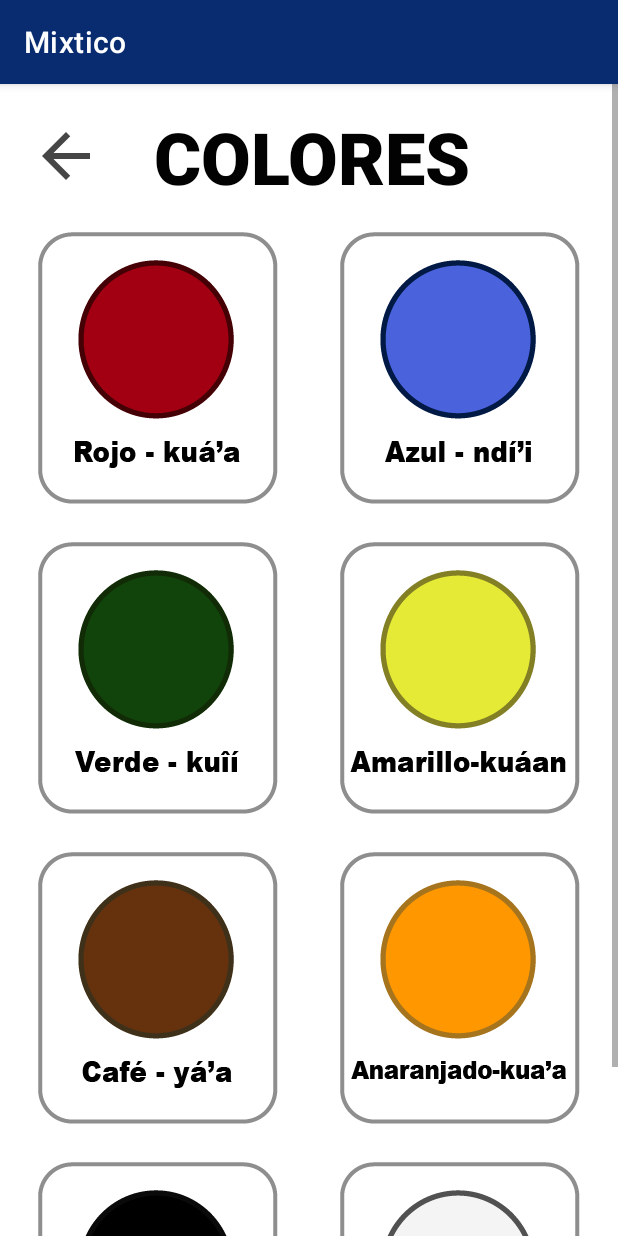
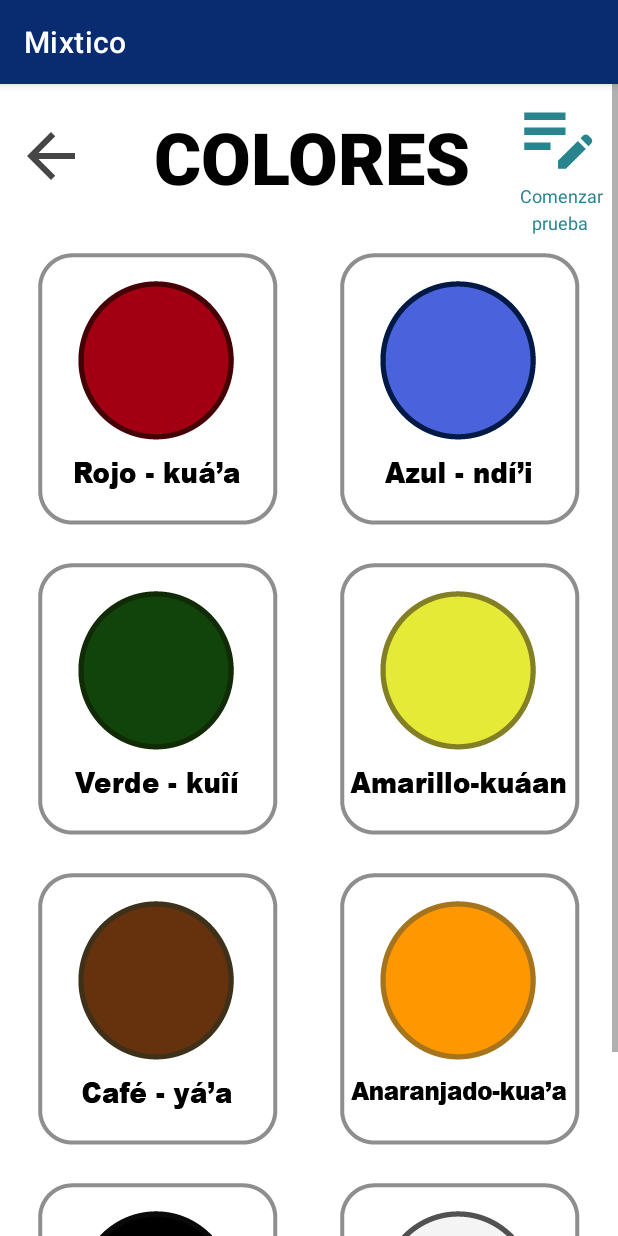
Before and after one commit to JorgeAR23/Mixtico, an Android app: the ColoresLP screen opened directly, with no data from a screen before it, on a phone screen of 412 x 824 dp. Run offline under Robolectric (Android 15) with nearby library versions, the phone set to English and light mode, and no system bars.

Commit message:
Agregue boton de Colores a Prueba

```diff
--- a/app/src/main/AndroidManifest.xml
+++ b/app/src/main/AndroidManifest.xml
@@ -22,6 +22,7 @@
             android:exported="false" />
         <activity
             android:name=".MainActivity"
+            android:screenOrientation="portrait"
             android:exported="true">
             <intent-filter>
                 <action android:name="android.intent.action.MAIN" />
--- /dev/null
+++ b/app/src/main/res/drawable/sound.xml
@@ -0,0 +1,5 @@
+<vector android:autoMirrored="true" android:height="24dp"
+    android:tint="#474646" android:viewportHeight="24"
+    android:viewportWidth="24" android:width="24dp" xmlns:android="http://schemas.android.com/apk/res/android">
+    <path android:fillColor="@android:color/white" android:pathData="M3,9v6h4l5,5L12,4L7,9L3,9zM16.5,12c0,-1.77 -1.02,-3.29 -2.5,-4.03v8.05c1.48,-0.73 2.5,-2.25 2.5,-4.02zM14,3.23v2.06c2.89,0.86 5,3.54 5,6.71s-2.11,5.85 -5,6.71v2.06c4.01,-0.91 7,-4.49 7,-8.77s-2.99,-7.86 -7,-8.77z"/>
+</vector>
--- /dev/null
+++ b/app/src/main/res/drawable/test.xml
@@ -0,0 +1,5 @@
+<vector android:height="60dp" android:tint="#28858D"
+    android:viewportHeight="24" android:viewportWidth="24"
+    android:width="60dp" xmlns:android="http://schemas.android.com/apk/res/android">
+    <path android:fillColor="@android:color/white" android:pathData="M3,10h11v2H3V10zM3,8h11V6H3V8zM3,16h7v-2H3V16zM18.01,12.87l0.71,-0.71c0.39,-0.39 1.02,-0.39 1.41,0l0.71,0.71c0.39,0.39 0.39,1.02 0,1.41l-0.71,0.71L18.01,12.87zM17.3,13.58l-5.3,5.3V21h2.12l5.3,-5.3L17.3,13.58z"/>
+</vector>
--- a/app/src/main/res/layout/activity_colores_lp.xml
+++ b/app/src/main/res/layout/activity_colores_lp.xml
@@ -29,10 +29,25 @@
             app:layout_constraintTop_toTopOf="parent" />
 
         <ImageButton
+            android:id="@+id/imageButtonPrueba"
+            android:layout_width="wrap_content"
+            android:layout_height="wrap_content"
+            android:layout_marginStart="28dp"
+            android:layout_marginTop="4dp"
+            android:layout_marginEnd="10dp"
+            android:background="@color/white"
+            android:contentDescription="Boton Prueba"
+            android:onClick="Inicio"
+            app:layout_constraintEnd_toEndOf="parent"
+            app:layout_constraintStart_toEndOf="@+id/textTitulo2"
+            app:layout_constraintTop_toTopOf="parent"
+            app:srcCompat="@drawable/test" />
+
+        <ImageButton
             android:id="@+id/imageButton5"
             android:layout_width="wrap_content"
             android:layout_height="wrap_content"
-            android:layout_marginStart="20dp"
+            android:layout_marginStart="10dp"
             android:layout_marginTop="24dp"
             android:background="@color/white"
             android:contentDescription="Boton Regresar"
@@ -46,7 +61,7 @@
             android:layout_width="wrap_content"
             android:layout_height="wrap_content"
             android:layout_marginStart="25dp"
-            android:layout_marginTop="18dp"
+            android:layout_marginTop="32dp"
             android:layout_marginEnd="41dp"
             android:background="@color/white"
             android:contentDescription="@string/descripciones"
@@ -59,7 +74,7 @@
             android:id="@+id/imageButton14"
             android:layout_width="wrap_content"
             android:layout_height="wrap_content"
-            android:layout_marginTop="18dp"
+            android:layout_marginTop="32dp"
             android:layout_marginEnd="25dp"
             android:background="@color/white"
             android:contentDescription="@string/descripciones"
@@ -145,5 +160,30 @@
             app:layout_constraintTop_toBottomOf="@+id/imageButton16"
             app:srcCompat="@mipmap/blanco" />
 
+        <TextView
+            android:id="@+id/textView"
+            android:layout_width="wrap_content"
+            android:layout_height="wrap_content"
+            android:layout_marginTop="2dp"
+            android:layout_marginEnd="10dp"
+            android:fontFamily="sans-serif"
+            android:text="Comenzar"
+            android:textColor="#28858D"
+            android:textSize="12sp"
+            app:layout_constraintEnd_toEndOf="parent"
+            app:layout_constraintTop_toBottomOf="@+id/imageButtonPrueba" />
+
+        <TextView
+            android:id="@+id/textView2"
+            android:layout_width="wrap_content"
+            android:layout_height="wrap_content"
+            android:layout_marginTop="1dp"
+            android:layout_marginEnd="20dp"
+            android:text="prueba"
+            android:textColor="#28858D"
+            android:textSize="12sp"
+            app:layout_constraintEnd_toEndOf="parent"
+            app:layout_constraintTop_toBottomOf="@+id/textView" />
+
     </androidx.constraintlayout.widget.ConstraintLayout>
 </ScrollView>
```
